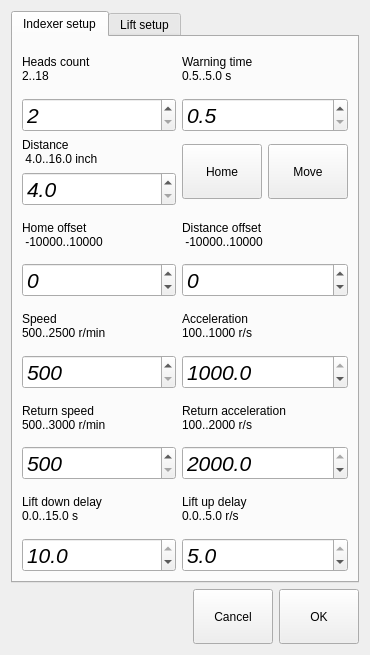
First picture: the form in indexersettingdialog.ui, repository mishkoLitvin/L_Aries-progect, before the edit.
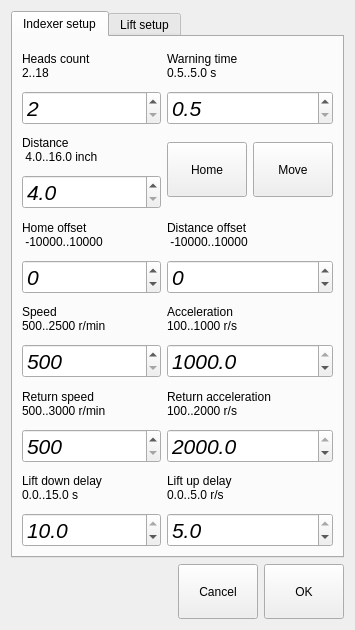
Second picture: the form after the edit. The open tabs and pages were chosen to show the change.

Commit message: To main window comPort adding, setting windows Layout Corected

```diff
--- a/indexersettingdialog.ui
+++ b/indexersettingdialog.ui
@@ -6,8 +6,8 @@
    <rect>
     <x>0</x>
     <y>0</y>
-    <width>370</width>
-    <height>655</height>
+    <width>355</width>
+    <height>630</height>
    </rect>
   </property>
   <property name="windowTitle">
@@ -28,7 +28,7 @@
       </attribute>
       <layout class="QGridLayout" name="gridLayout">
        <item row="0" column="0">
-        <layout class="QVBoxLayout" name="verticalLayout_17">
+        <layout class="QVBoxLayout" name="verticalLayout_17" stretch="1,10">
          <item>
           <widget class="QLabel" name="label_14">
            <property name="text">
@@ -59,7 +59,7 @@
         </layout>
        </item>
        <item row="0" column="1">
-        <layout class="QVBoxLayout" name="verticalLayout_16">
+        <layout class="QVBoxLayout" name="verticalLayout_16" stretch="1,10">
          <item>
           <widget class="QLabel" name="label_13">
            <property name="text">
@@ -96,7 +96,7 @@
         </layout>
        </item>
        <item row="1" column="0">
-        <layout class="QVBoxLayout" name="verticalLayout_18">
+        <layout class="QVBoxLayout" name="verticalLayout_18" stretch="1,10">
          <item>
           <widget class="QLabel" name="label_15">
            <property name="text">
@@ -160,7 +160,7 @@
         </layout>
        </item>
        <item row="2" column="0">
-        <layout class="QVBoxLayout" name="verticalLayout_8">
+        <layout class="QVBoxLayout" name="verticalLayout_8" stretch="1,10">
          <item>
           <widget class="QLabel" name="label_5">
            <property name="text">
@@ -194,7 +194,7 @@
         </layout>
        </item>
        <item row="2" column="1">
-        <layout class="QVBoxLayout" name="verticalLayout_9">
+        <layout class="QVBoxLayout" name="verticalLayout_9" stretch="1,10">
          <item>
           <widget class="QLabel" name="label_6">
            <property name="text">
@@ -225,7 +225,7 @@
         </layout>
        </item>
        <item row="3" column="0">
-        <layout class="QVBoxLayout" name="verticalLayout_10">
+        <layout class="QVBoxLayout" name="verticalLayout_10" stretch="1,10">
          <item>
           <widget class="QLabel" name="label_7">
            <property name="text">
@@ -259,7 +259,7 @@
         </layout>
        </item>
        <item row="3" column="1">
-        <layout class="QVBoxLayout" name="verticalLayout_12">
+        <layout class="QVBoxLayout" name="verticalLayout_12" stretch="1,10">
          <item>
           <widget class="QLabel" name="label_9">
            <property name="text">
@@ -296,7 +296,7 @@
         </layout>
        </item>
        <item row="4" column="0">
-        <layout class="QVBoxLayout" name="verticalLayout_11">
+        <layout class="QVBoxLayout" name="verticalLayout_11" stretch="1,10">
          <item>
           <widget class="QLabel" name="label_8">
            <property name="text">
@@ -330,7 +330,7 @@
         </layout>
        </item>
        <item row="4" column="1">
-        <layout class="QVBoxLayout" name="verticalLayout_13">
+        <layout class="QVBoxLayout" name="verticalLayout_13" stretch="1,10">
          <item>
           <widget class="QLabel" name="label_10">
            <property name="text">
@@ -367,7 +367,7 @@
         </layout>
        </item>
        <item row="5" column="0">
-        <layout class="QVBoxLayout" name="verticalLayout_14">
+        <layout class="QVBoxLayout" name="verticalLayout_14" stretch="1,10">
          <item>
           <widget class="QLabel" name="label_11">
            <property name="text">
@@ -404,7 +404,7 @@
         </layout>
        </item>
        <item row="5" column="1">
-        <layout class="QVBoxLayout" name="verticalLayout_15">
+        <layout class="QVBoxLayout" name="verticalLayout_15" stretch="1,10">
          <item>
           <widget class="QLabel" name="label_12">
            <property name="text">
```
Left out of the diff: 10 changed lines with no effect on the pictures. The commit also changes 3 other files.
